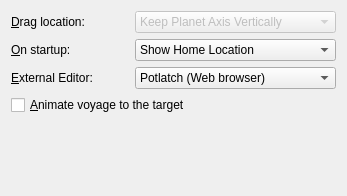
Above: src/lib/MarbleNavigationSettingsWidget.ui from KDE/marble before the change. Below: the same form after it.
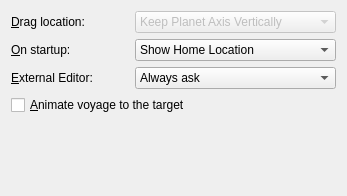
That is the form after the change.

```diff
--- a/src/lib/MarbleNavigationSettingsWidget.ui
+++ b/src/lib/MarbleNavigationSettingsWidget.ui
@@ -131,6 +131,11 @@
        <property name="toolTip">
         <string>&lt;p&gt;The application that is launched to edit maps. Potlatch (default) requires a web browser with flash support to be installed. When selecting josm or merkaartor, make sure that the respective application is installed.&lt;/p&gt;</string>
        </property>
+       <item>
+        <property name="text">
+         <string>Always ask</string>
+        </property>
+       </item>
        <item>
         <property name="text">
          <string>Potlatch (Web browser)</string>
```
Left out of the diff: 2 changed lines with no effect on the pictures.
